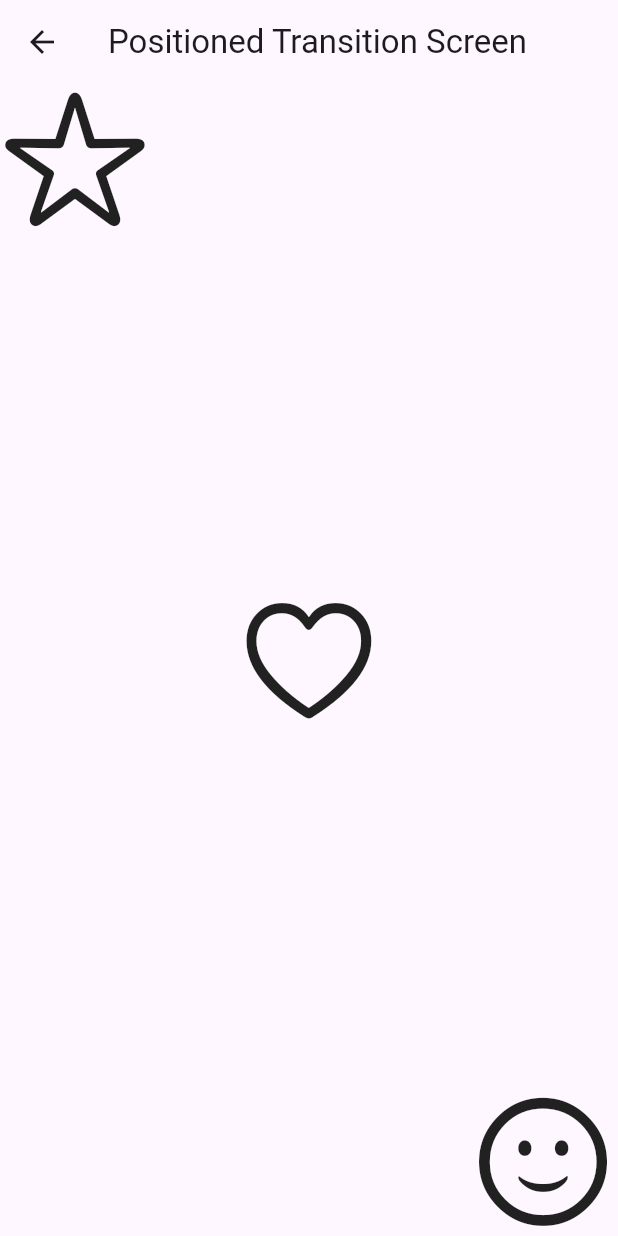
After one commit to AdelDaniel/flutter-animations-helper, a Flutter app: the screen it shows after launch, after a tap on "Animation Builder Transition", on a phone screen of 412 x 824 dp. The commit adds this screen. Run offline on Flutter 3.47's test engine with Material 3 defaults, Android fonts, the light colour scheme and no system bars.

Commit message:
Add Animation Builder Transition screen with interactive animations

```diff
--- a/lib/main_screen.dart
+++ b/lib/main_screen.dart
@@ -1,4 +1,5 @@
 import 'package:flutter/material.dart';
+import 'package:flutter_animation_helper/screens/explicit_animation_screens/animation_builder_screen.dart';
 import 'package:flutter_animation_helper/screens/explicit_animation_screens/positioned_transition_screen.dart';
 import 'package:flutter_animation_helper/screens/explicit_animation_screens/rotation_transition_screen.dart';
 import 'package:flutter_animation_helper/screens/explicit_animation_screens/size_transition_screen.dart';
@@ -44,6 +45,11 @@ class _MainScreenState extends State<MainScreen> {
               ),
 
               const NavigationElevatedButton(
+                title: "Animation Builder Transition",
+                screenWidget: AnimationBuilderScreen(),
+              ),
+
+              const NavigationElevatedButton(
                 title: "Positioned Transition",
                 screenWidget: PositionedTransitionScreen(),
               ),
--- /dev/null
+++ b/lib/screens/explicit_animation_screens/animation_builder_screen.dart
@@ -0,0 +1,105 @@
+import 'dart:math' as math show pi;
+
+import 'package:flutter/cupertino.dart';
+import 'package:flutter/material.dart';
+
+class AnimationBuilderScreen extends StatefulWidget {
+  const AnimationBuilderScreen({super.key});
+
+  @override
+  State<AnimationBuilderScreen> createState() => _AnimationBuilderScreenState();
+}
+
+class _AnimationBuilderScreenState extends State<AnimationBuilderScreen>
+    with SingleTickerProviderStateMixin {
+  late AnimationController _controller;
+
+  @override
+  void initState() {
+    super.initState();
+    _controller = AnimationController(
+      vsync: this,
+      duration: const Duration(seconds: 2),
+    );
+  }
+
+  @override
+  void dispose() {
+    _controller.dispose();
+    super.dispose();
+  }
+
+  @override
+  Widget build(BuildContext context) {
+    return Scaffold(
+      appBar: AppBar(
+        title: const Text('Positioned Transition Screen'),
+      ),
+      body: InkWell(
+        onTap: () {
+          if (_controller.status == AnimationStatus.completed) {
+            _controller.reverse();
+          } else {
+            _controller.forward();
+          }
+        },
+        child: Stack(
+          fit: StackFit.expand,
+          children: <Widget>[
+            Align(
+              alignment: Alignment.topLeft,
+              child: AnimatedBuilder(
+                animation: _controller,
+                builder: (context, child) {
+                  return Transform.scale(
+                    scale: _controller.value + 1,
+                    child: const Icon(
+                      CupertinoIcons.star,
+                      size: 100,
+                    ),
+                  );
+                },
+              ),
+            ),
+
+            Align(
+              alignment: Alignment.center,
+              child: AnimatedBuilder(
+                animation: _controller,
+                builder: (context, child) {
+                  return Transform.translate(
+                    offset: Offset(
+                      _controller.value * 100,
+                      _controller.value * 100,
+                    ),
+                    child: const Icon(
+                      CupertinoIcons.heart,
+                      size: 100,
+                    ),
+                  );
+                },
+              ),
+            ),
+
+            /// Smile
+            Align(
+              alignment: Alignment.bottomRight,
+              child: AnimatedBuilder(
+                animation: _controller,
+                builder: (context, child) {
+                  return Transform.rotate(
+                    angle: _controller.value * 2 * math.pi,
+                    child: const Icon(
+                      CupertinoIcons.smiley,
+                      size: 100,
+                    ),
+                  );
+                },
+              ),
+            ),
+          ],
+        ),
+      ),
+    );
+  }
+}
```
